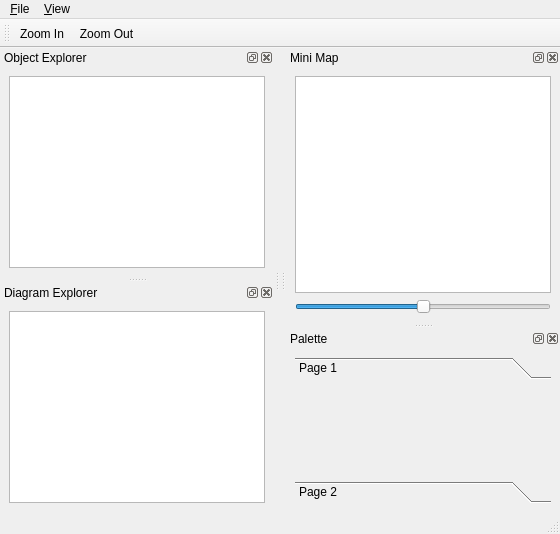
The window that branches/new-repo-experimenting/mainwindow/mainwindow.ui (qreal/qreal) describes before a commit, drawn with Qt 5.
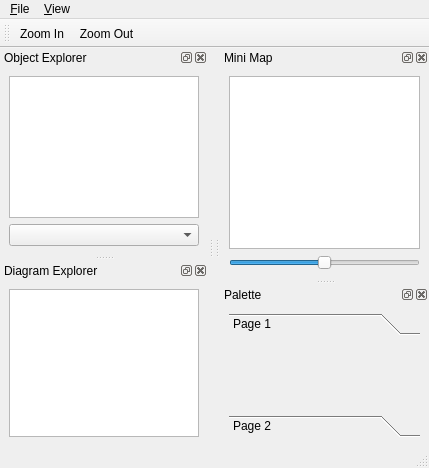
The same window after the commit. Icons and pictures are not drawn.

What changed in the file:
```diff
--- a/branches/new-repo-experimenting/mainwindow/mainwindow.ui
+++ b/branches/new-repo-experimenting/mainwindow/mainwindow.ui
@@ -1,6 +1,14 @@
 <ui version="4.0" >
  <class>MainWindowUi</class>
  <widget class="QMainWindow" name="MainWindowUi" >
+  <property name="geometry" >
+   <rect>
+    <x>0</x>
+    <y>0</y>
+    <width>429</width>
+    <height>468</height>
+   </rect>
+  </property>
   <property name="windowTitle" >
    <string>unREAL</string>
   </property>
@@ -13,7 +21,7 @@
     <rect>
      <x>0</x>
      <y>0</y>
-     <width>640</width>
+     <width>429</width>
      <height>28</height>
     </rect>
    </property>
@@ -50,7 +58,7 @@
     <number>1</number>
    </attribute>
    <widget class="QWidget" name="dockWidgetContents_3" >
-    <layout class="QHBoxLayout" >
+    <layout class="QVBoxLayout" >
      <property name="margin" >
       <number>9</number>
      </property>
@@ -64,6 +72,30 @@
        </property>
       </widget>
      </item>
+     <item>
+      <widget class="QComboBox" name="comboBox" >
+       <item>
+        <property name="text" >
+         <string></string>
+        </property>
+       </item>
+       <item>
+        <property name="text" >
+         <string>krn</string>
+        </property>
+       </item>
+       <item>
+        <property name="text" >
+         <string>usc</string>
+        </property>
+       </item>
+       <item>
+        <property name="text" >
+         <string>req</string>
+        </property>
+       </item>
+      </widget>
+     </item>
     </layout>
    </widget>
   </widget>
@@ -164,8 +196,8 @@
          <rect>
           <x>0</x>
           <y>0</y>
-          <width>123</width>
-          <height>105</height>
+          <width>102</width>
+          <height>66</height>
          </rect>
         </property>
         <attribute name="label" >
```
Left out of the diff: 1 changed line with no effect on the pictures.
